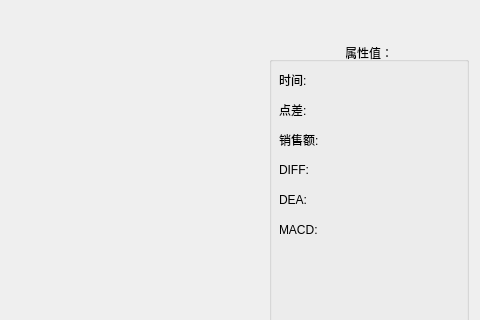
Before: the Qt Designer form chartform.ui in lishengze/QT-study, drawn with Qt 5; both pictures show x 643 to 1123 and y 153 to 473 of the 1123 by 806 pixel window.
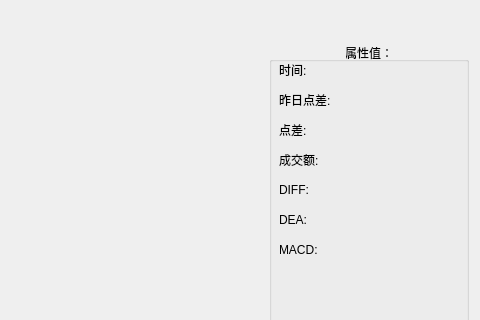
After: the same form once the commit is applied.

```diff
--- a/chartform.ui
+++ b/chartform.ui
@@ -33,6 +33,20 @@
      </property>
     </layout>
    </item>
+   <item row="0" column="0">
+    <widget class="QLabel" name="Title_Label">
+     <property name="styleSheet">
+      <string notr="true">color: rgb(85, 255, 255);
+font: 75 14pt &quot;微软雅黑&quot;;</string>
+     </property>
+     <property name="text">
+      <string>TextLabel</string>
+     </property>
+     <property name="alignment">
+      <set>Qt::AlignCenter</set>
+     </property>
+    </widget>
+   </item>
    <item row="2" column="2">
     <widget class="QGroupBox" name="groupBox">
      <property name="minimumSize">
@@ -66,7 +80,7 @@
       <property name="geometry">
        <rect>
         <x>10</x>
-        <y>30</y>
+        <y>20</y>
         <width>180</width>
         <height>16</height>
        </rect>
@@ -85,7 +99,7 @@
       <property name="geometry">
        <rect>
         <x>10</x>
-        <y>60</y>
+        <y>80</y>
         <width>180</width>
         <height>16</height>
        </rect>
@@ -104,7 +118,7 @@
       <property name="geometry">
        <rect>
         <x>10</x>
-        <y>90</y>
+        <y>110</y>
         <width>180</width>
         <height>16</height>
        </rect>
@@ -116,14 +130,14 @@
        </size>
       </property>
       <property name="text">
-       <string>销售额:</string>
+       <string>成交额:</string>
       </property>
      </widget>
      <widget class="QLabel" name="DIFF_Label">
       <property name="geometry">
        <rect>
         <x>10</x>
-        <y>120</y>
+        <y>140</y>
         <width>180</width>
         <height>16</height>
        </rect>
@@ -142,7 +156,7 @@
       <property name="geometry">
        <rect>
         <x>10</x>
-        <y>150</y>
+        <y>170</y>
         <width>180</width>
         <height>16</height>
        </rect>
@@ -161,7 +175,7 @@
       <property name="geometry">
        <rect>
         <x>10</x>
-        <y>180</y>
+        <y>200</y>
         <width>180</width>
         <height>16</height>
        </rect>
@@ -176,20 +190,25 @@
        <string>MACD:</string>
       </property>
      </widget>
-    </widget>
-   </item>
-   <item row="0" column="0">
-    <widget class="QLabel" name="Title_Label">
-     <property name="styleSheet">
-      <string notr="true">color: rgb(85, 255, 255);
-font: 75 14pt &quot;微软雅黑&quot;;</string>
-     </property>
-     <property name="text">
-      <string>TextLabel</string>
-     </property>
-     <property name="alignment">
-      <set>Qt::AlignCenter</set>
-     </property>
+     <widget class="QLabel" name="preCLoseSpreadValue_Label">
+      <property name="geometry">
+       <rect>
+        <x>10</x>
+        <y>50</y>
+        <width>180</width>
+        <height>16</height>
+       </rect>
+      </property>
+      <property name="minimumSize">
+       <size>
+        <width>180</width>
+        <height>0</height>
+       </size>
+      </property>
+      <property name="text">
+       <string>昨日点差:</string>
+      </property>
+     </widget>
     </widget>
    </item>
   </layout>
```
